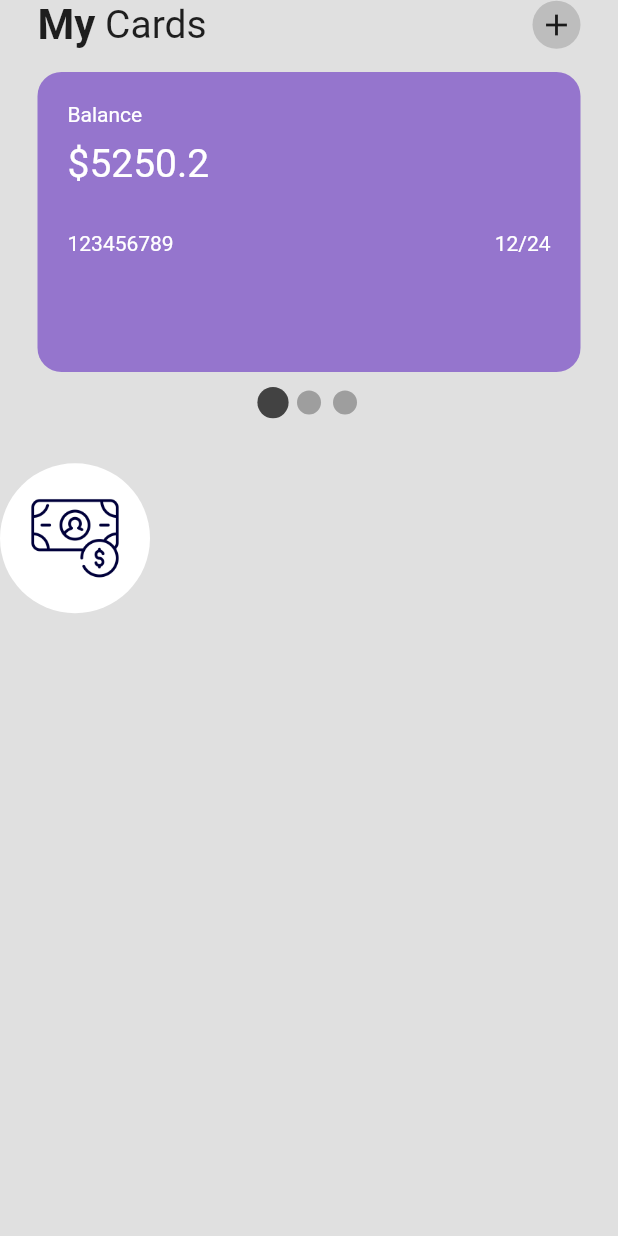
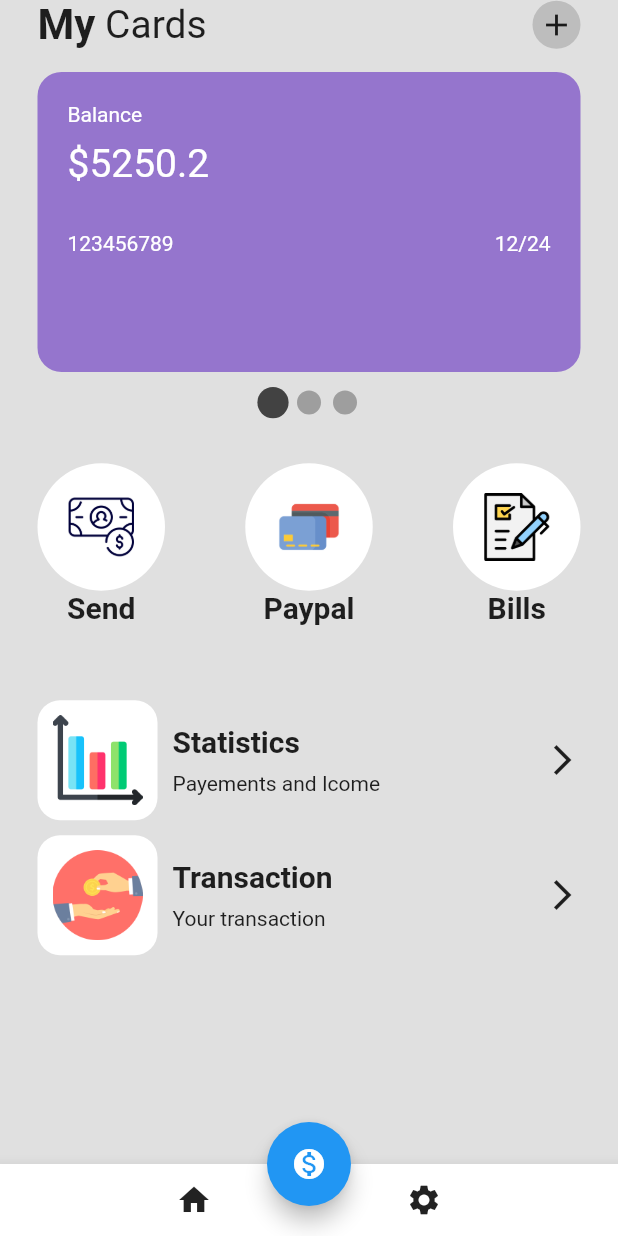
Before and after one commit to angelopareto98/wallet-app-ui-flut, a Flutter app: the screen it shows after launch, on a phone screen of 412 x 824 dp. Run offline on Flutter 3.47's test engine with Material 2 defaults, Android fonts, the phone set to English and light mode, and no system bars; drawn by our look-alikes of smooth_page_indicator.

Commit message:
add bottomNavigationBar

```diff
--- a/lib/page/home_page.dart
+++ b/lib/page/home_page.dart
@@ -1,5 +1,6 @@
 import 'package:flutter/material.dart';
 import 'package:smooth_page_indicator/smooth_page_indicator.dart';
+import 'package:wallet_app_ui/util/my_button.dart';
 import 'package:wallet_app_ui/util/my_card.dart';
 
 class HomePage extends StatefulWidget {
@@ -89,21 +90,117 @@ class _HomePageState extends State<HomePage> {
           const SizedBox(
             height: 30,
           ),
+          Container(
+            margin: EdgeInsets.symmetric(horizontal: 25.0),
+            child: Row(
+              mainAxisAlignment: MainAxisAlignment.spaceBetween,
+              children: const [
+                MyButton(labelButton: "Send", namImage: "send-money.png"),
+                MyButton(labelButton: "Paypal", namImage: "credi-card.png"),
+                MyButton(labelButton: "Bills", namImage: "bill.png"),
+              ],
+            ),
+          ),
+          const SizedBox(
+            height: 20,
+          ),
+          Container(
+            margin: EdgeInsets.only(right: 25, left: 25, top: 30),
+            child: Column(
+              children: [
+                Row(
+                  mainAxisAlignment: MainAxisAlignment.spaceBetween,
+                  children: [
                     Row(
                       children: [
                         Container(
-                height: 100,
-                padding: EdgeInsets.all(20),
+                          padding: const EdgeInsets.all(10),
+                          height: 80,
                           decoration: BoxDecoration(
+                            borderRadius: BorderRadius.circular(15),
                             color: Colors.white,
-                    borderRadius: BorderRadius.circular(50)),
-                child: Center(
-                  child: Image.asset("assets/image/send-money.png"),
                           ),
+                          child: Image.asset(
+                            "assets/image/statistics.png",
+                          ),
+                        ),
+                        const SizedBox(width: 10),
+                        Column(
+                          crossAxisAlignment: CrossAxisAlignment.start,
+                          children: const [
+                            Text(
+                              "Statistics",
+                              style: TextStyle(
+                                  fontWeight: FontWeight.bold, fontSize: 20),
+                            ),
+                            SizedBox(
+                              height: 8,
+                            ),
+                            Text("Payements and Icome")
+                          ],
+                        ),
+                      ],
+                    ),
+                    const Icon(Icons.arrow_forward_ios)
+                  ],
+                ),
+                const SizedBox(
+                  height: 10,
+                ),
+                Row(
+                  mainAxisAlignment: MainAxisAlignment.spaceBetween,
+                  children: [
+                    Row(
+                      children: [
+                        Container(
+                          padding: const EdgeInsets.all(10),
+                          height: 80,
+                          decoration: BoxDecoration(
+                            borderRadius: BorderRadius.circular(15),
+                            color: Colors.white,
+                          ),
+                          child: Image.asset(
+                            "assets/image/transaction.png",
+                          ),
+                        ),
+                        const SizedBox(width: 10),
+                        Column(
+                          crossAxisAlignment: CrossAxisAlignment.start,
+                          children: const [
+                            Text(
+                              "Transaction",
+                              style: TextStyle(
+                                  fontWeight: FontWeight.bold, fontSize: 20),
+                            ),
+                            SizedBox(
+                              height: 8,
+                            ),
+                            Text("Your transaction")
+                          ],
+                        ),
+                      ],
+                    ),
+                    const Icon(Icons.arrow_forward_ios)
+                  ],
                 )
               ],
-          )
+            ),
+          ),
         ]),
+      ),
+      floatingActionButton: FloatingActionButton(
+        onPressed: () {},
+        child: const Icon(Icons.monetization_on),
+      ),
+      floatingActionButtonLocation: FloatingActionButtonLocation.centerDocked,
+      bottomNavigationBar: BottomAppBar(
+        child: Row(
+          mainAxisAlignment: MainAxisAlignment.spaceEvenly,
+          children: [
+            IconButton(onPressed: () {}, icon: const Icon(Icons.home)),
+            IconButton(onPressed: () {}, icon: const Icon(Icons.settings))
+          ],
+        ),
       ),
     );
   }
--- /dev/null
+++ b/lib/util/my_button.dart
@@ -0,0 +1,29 @@
+import 'package:flutter/material.dart';
+
+class MyButton extends StatelessWidget {
+  final String labelButton;
+  final String namImage;
+  const MyButton(
+      {super.key, required this.labelButton, required this.namImage});
+
+  @override
+  Widget build(BuildContext context) {
+    return Column(
+      children: [
+        Container(
+          height: 85,
+          padding: const EdgeInsets.all(20),
+          decoration: BoxDecoration(
+              color: Colors.white, borderRadius: BorderRadius.circular(50)),
+          child: Center(
+            child: Image.asset("assets/image/$namImage"),
+          ),
+        ),
+        Text(
+          labelButton,
+          style: const TextStyle(fontSize: 20, fontWeight: FontWeight.bold),
+        )
+      ],
+    );
+  }
+}
```
Lines whose indentation alone changed are shown as unchanged.
